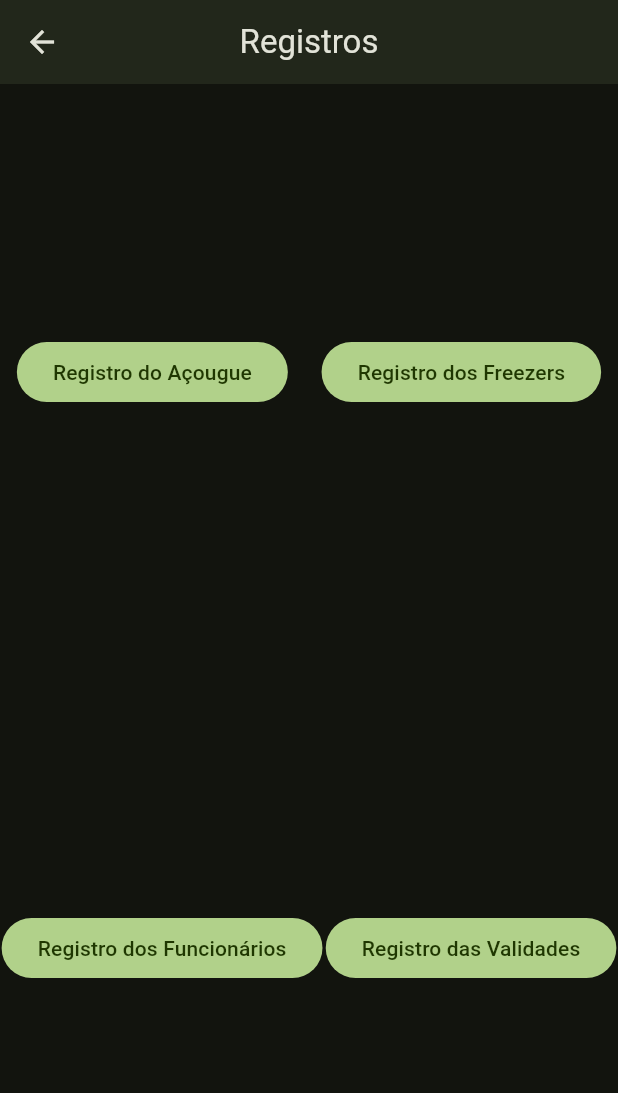
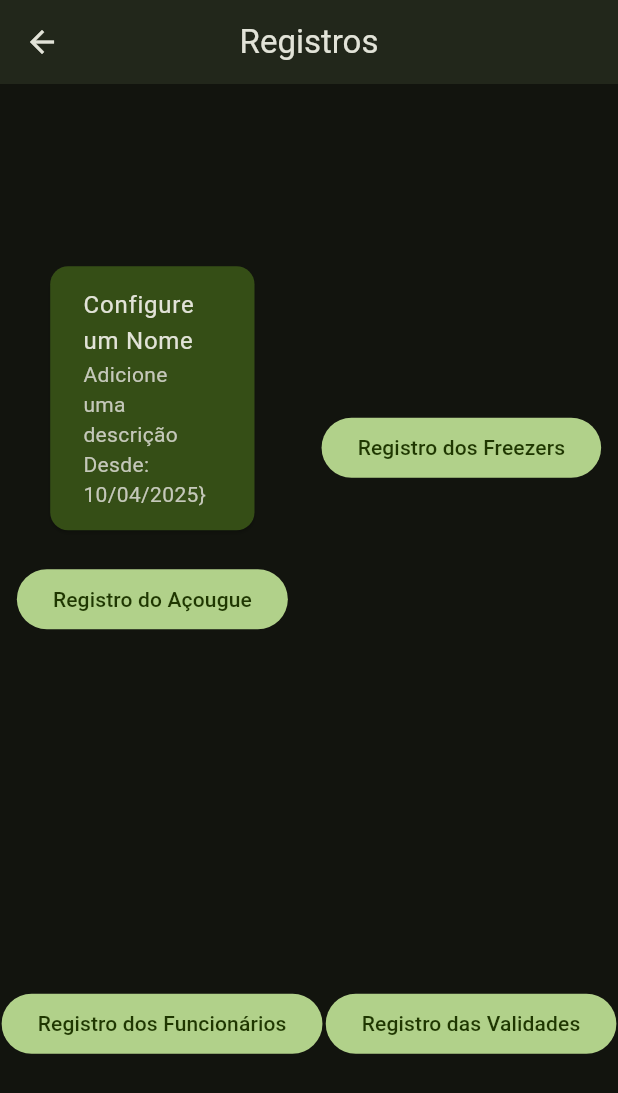
Before and after one commit to rudsonalves/acougue, a Flutter app: the RegistrationsPage screen opened by its route, on a phone screen of 412 x 824 dp. Shown: the top 1093 px of the screen. Run offline on Flutter 3.47's test engine with Material 3 defaults, Android fonts, the phone set to English and light mode, and no system bars; statements that could not run were skipped.

Commit message:
2025/04/10 - version: 0.10.03+10
### Add Address Repository Initialization and Improve ButcherShop Display

This commit enhances the initialization of the `LocalAddressRepository` to automatically load existing addresses on startup. It also improves the modular organization by relocating `ButcherShopViewModel` to a dedicated `view_model` folder and enriches the `RegistrationsPage` with detailed Butcher Shop information, including address and formatted creation date.

### Modified Files

- **lib/data/repositories/addresses/address_repository.dart**
  - Added new abstract method `getAll()` to retrieve all address records.

- **lib/data/repositories/addresses/local_address_repository.dart**
  - Implemented `getAll()` to fetch all address data from the local JSON service.
  - Initialized address data on repository construction using `_initialize()`.

- **lib/domain/models/butcher_shop.dart**
  - Added a `toString()` method for easier debugging and logging.

- **lib/routing/router.dart**
  - Updated import paths to reflect relocation of `ButcherShopViewModel` into a `view_model` directory.
  - Passed `ButcherShopViewModel` instance to `RegistrationsPage`.

- **lib/ui/features/home/registrations/butcher_shop/butcher_shop_page.dart**
  - Updated import path for `ButcherShopViewModel`.

- **lib/ui/features/home/registrations/registrations_page.dart**
  - Changed to accept `ButcherShopViewModel` as a dependency.
  - Displayed Butcher Shop details using a styled `Card`, including address and formatted date.
  - Called `setState()` after returning from butcher registration to refresh data.

- **lib/ui/features/home/registrations/view_model/butcher_shop_view_model.dart**
  - Moved from previous location (`butcher_shop/`) to dedicated `view_model/` directory.
  - Added access to all loaded addresses via `addresses` getter.

### New File Paths

- **lib/ui/features/home/registrations/view_model/butcher_shop_view_model.dart**
  - Reorganized file previously located at `butcher_shop/butcher_shop_view_model.dart`.

### Deleted Files

- **lib/ui/features/home/registrations/registrations_view_model.dart**
  - Removed unused placeholder ViewModel file.

### Conclusion

This update improves data availability at runtime by initializing address data early and enhances the user interface with detailed, contextual information about the butcher shop. It also promotes clearer architecture by reorganizing ViewModel files.

```diff
--- a/lib/data/repositories/addresses/address_repository.dart
+++ b/lib/data/repositories/addresses/address_repository.dart
@@ -6,6 +6,7 @@ abstract class AddressRepository {
   List<Address> get addressList;
 
   Future<Result<Address>> get(String id);
+  Future<Result<void>> getAll();
   Future<Result<Address>> add(Address address);
   Future<Result<void>> update(Address address);
   Future<Result<void>> delete(String id);
--- a/lib/routing/router.dart
+++ b/lib/routing/router.dart
@@ -3,7 +3,7 @@ import 'package:flutter/material.dart';
 import 'package:acougue/data/repositories/butcher_shop/local_butcher_shop_repository.dart';
 import 'package:acougue/ui/features/home/home_view_model.dart';
 import 'package:acougue/ui/features/home/registrations/butcher_shop/butcher_shop_page.dart';
-import 'package:acougue/ui/features/home/registrations/butcher_shop/butcher_shop_view_model.dart';
+import 'package:acougue/ui/features/home/registrations/view_model/butcher_shop_view_model.dart';
 import 'package:acougue/ui/features/home/registrations/registrations_page.dart';
 import '/data/repositories/addresses/local_address_repository.dart';
 import '/data/repositories/auth/local_auth_repository.dart';
@@ -57,7 +57,16 @@ final class Routes {
             ),
           ),
         ),
-    Routes.registrations: (context) => const RegistrationsPage(),
+    Routes.registrations:
+        (context) => RegistrationsPage(
+          butcherShopViewModel: ButcherShopViewModel(
+            addressRepository: SimpleProvider.of<LocalAddressRepository>(
+              context,
+            ),
+            butcherShopRepository:
+                SimpleProvider.of<LocalButcherShopRepository>(context),
+          ),
+        ),
     Routes.butcherShop:
         (context) => ButcherShopPage(
           butcherShopViewModel: ButcherShopViewModel(
--- a/lib/ui/features/home/registrations/butcher_shop/butcher_shop_page.dart
+++ b/lib/ui/features/home/registrations/butcher_shop/butcher_shop_page.dart
@@ -9,7 +9,7 @@ import '/routing/router.dart';
 import '/ui/core/themes/dimens.dart';
 import '/ui/core/ui/text_fields/basic_text_field.dart';
 import '/utils/validate.dart';
-import '/ui/features/home/registrations/butcher_shop/butcher_shop_view_model.dart';
+import '../view_model/butcher_shop_view_model.dart';
 
 class ButcherShopPage extends StatefulWidget {
   final ButcherShopViewModel butcherShopViewModel;
--- a/lib/ui/features/home/registrations/registrations_page.dart
+++ b/lib/ui/features/home/registrations/registrations_page.dart
@@ -1,17 +1,37 @@
-import 'package:acougue/routing/router.dart';
+import 'package:acougue/utils/extensions.dart';
 import 'package:flutter/material.dart';
 
+import 'package:acougue/routing/router.dart';
+import 'package:acougue/ui/core/themes/dimens.dart';
+import 'package:acougue/ui/features/home/registrations/view_model/butcher_shop_view_model.dart';
+
 class RegistrationsPage extends StatefulWidget {
-  const RegistrationsPage({super.key});
+  final ButcherShopViewModel butcherShopViewModel;
+
+  const RegistrationsPage({super.key, required this.butcherShopViewModel});
 
   @override
   State<RegistrationsPage> createState() => _RegistrationsPageState();
 }
 
 class _RegistrationsPageState extends State<RegistrationsPage> {
+  late final ButcherShopViewModel _butcherShopViewModel;
+
+  @override
+  void initState() {
+    _butcherShopViewModel = widget.butcherShopViewModel;
+
+    super.initState();
+  }
+
   @override
   Widget build(BuildContext context) {
-    // final dimens = Dimens.of(context);
+    final colorScheme = Theme.of(context).colorScheme;
+    final dimens = Dimens.of(context);
+    final butcher = _butcherShopViewModel.butcherShop;
+    final address = _butcherShopViewModel.addresses[butcher.addressId];
+    final fullAddress = address != null ? '\n${address.fullAddress}' : '';
+    final width = MediaQuery.sizeOf(context).width;
 
     return Scaffold(
       appBar: AppBar(
@@ -25,9 +45,36 @@ class _RegistrationsPageState extends State<RegistrationsPage> {
           Row(
             mainAxisAlignment: MainAxisAlignment.spaceAround,
             children: [
-              FilledButton.icon(
-                onPressed: _goToButcheRegistration,
-                label: const Text('Registro do Açougue'),
+              Column(
+                spacing: Dimens.paddingVertical,
+                crossAxisAlignment: CrossAxisAlignment.center,
+                children: [
+                  SizedBox(
+                    width: width * .35,
+                    child: Card(
+                      color: colorScheme.primaryContainer,
+                      child: Padding(
+                        padding: const EdgeInsets.all(Dimens.paddingAll / 2),
+                        child: Column(
+                          children: [
+                            ListTile(
+                              title: Text(butcher.name),
+                              subtitle: Text(
+                                '${butcher.description}\nDesde:'
+                                ' ${butcher.createdAt.toBrString()}'
+                                '$fullAddress}',
+                              ),
+                            ),
+                          ],
+                        ),
+                      ),
+                    ),
+                  ),
+                  FilledButton.icon(
+                    onPressed: _goToButcheRegistration,
+                    label: const Text('Registro do Açougue'),
+                  ),
+                ],
               ),
               FilledButton.icon(
                 onPressed: () {},
@@ -53,7 +100,8 @@ class _RegistrationsPageState extends State<RegistrationsPage> {
     );
   }
 
-  void _goToButcheRegistration() {
-    Navigator.pushNamed(context, Routes.butcherShop);
+  Future<void> _goToButcheRegistration() async {
+    await Navigator.pushNamed(context, Routes.butcherShop);
+    setState(() {});
   }
 }
--- a/lib/ui/features/home/registrations/butcher_shop/butcher_shop_view_model.dart
+++ b/lib/ui/features/home/registrations/view_model/butcher_shop_view_model.dart
@@ -29,6 +29,7 @@ class ButcherShopViewModel {
 
   Address? _address;
   Address? get address => _address;
+  Map<String, Address> get addresses => _addressRepository.addresses;
 
   Future<Result<void>> _update(ButcherShop butcher) async {
     final result = await _butcherShopRepository.update(butcher);
--- a/pubspec.yaml
+++ b/pubspec.yaml
@@ -1,7 +1,7 @@
 name: acougue
 description: "A new Flutter project."
 publish_to: 'none'
-version: 0.10.02+09
+version: 0.10.03+10
 
 environment:
   sdk: ^3.7.2
```
Also changed, not shown: lib/data/repositories/addresses/local_address_repository.dart (+26 -1 lines), lib/domain/models/butcher_shop.dart (+10 -0 lines), lib/ui/features/home/registrations/registrations_view_model.dart (deleted), 1 other file.
